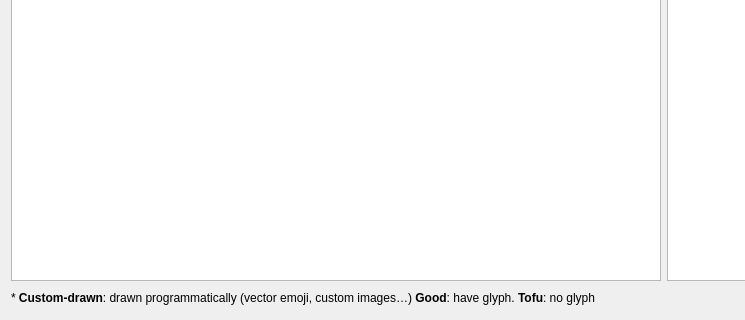
First picture: the form in Unicodia/FmTofuStats.ui, repository Mercury13/unicodia, before the edit; both pictures show x 0 to 745 and y 159 to 479 of the 840 by 479 pixel window.
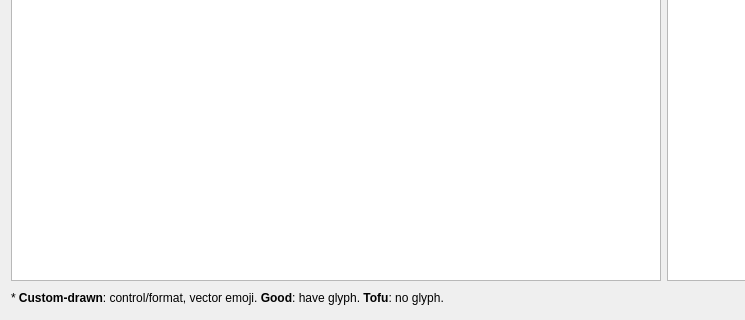
Second picture: the form after the edit.

```diff
--- a/Unicodia/FmTofuStats.ui
+++ b/Unicodia/FmTofuStats.ui
@@ -64,7 +64,7 @@
      <item>
       <widget class="QLabel" name="lbLegend">
        <property name="text">
-        <string>* &lt;b&gt;Custom-drawn&lt;/b&gt;: drawn programmatically (vector emoji, custom images…) &lt;b&gt;Good&lt;/b&gt;: have glyph. &lt;b&gt;Tofu&lt;/b&gt;: no glyph</string>
+        <string>* &lt;b&gt;Custom-drawn&lt;/b&gt;: control/format, vector emoji. &lt;b&gt;Good&lt;/b&gt;: have glyph. &lt;b&gt;Tofu&lt;/b&gt;: no glyph.</string>
        </property>
       </widget>
      </item>
```
